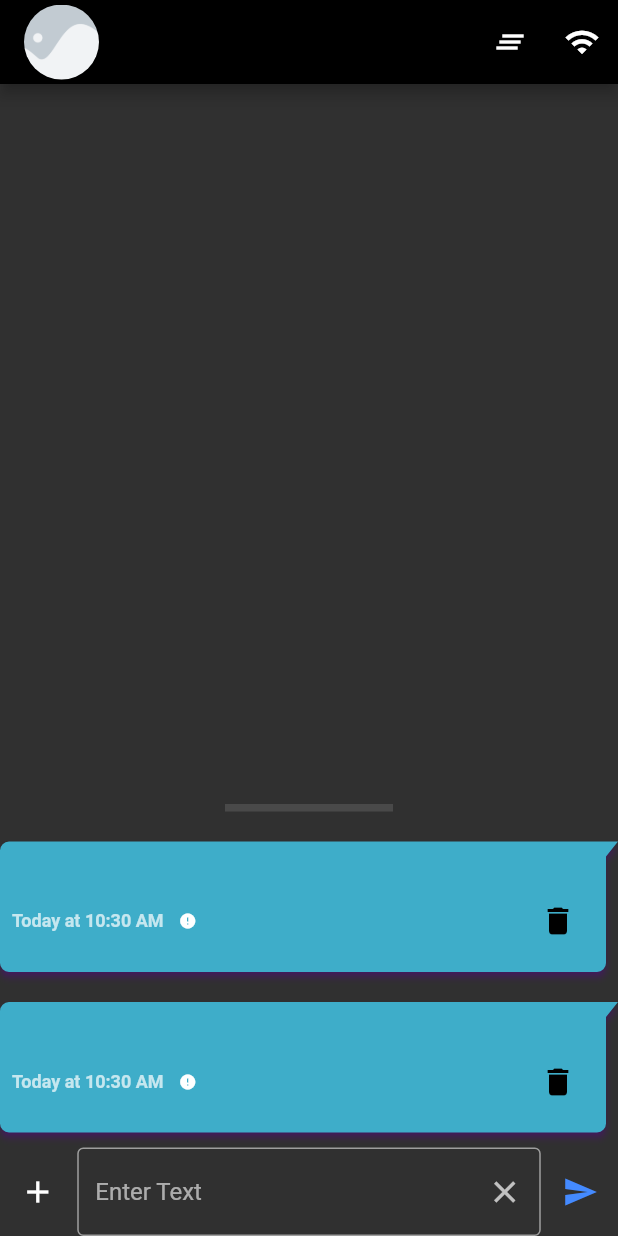
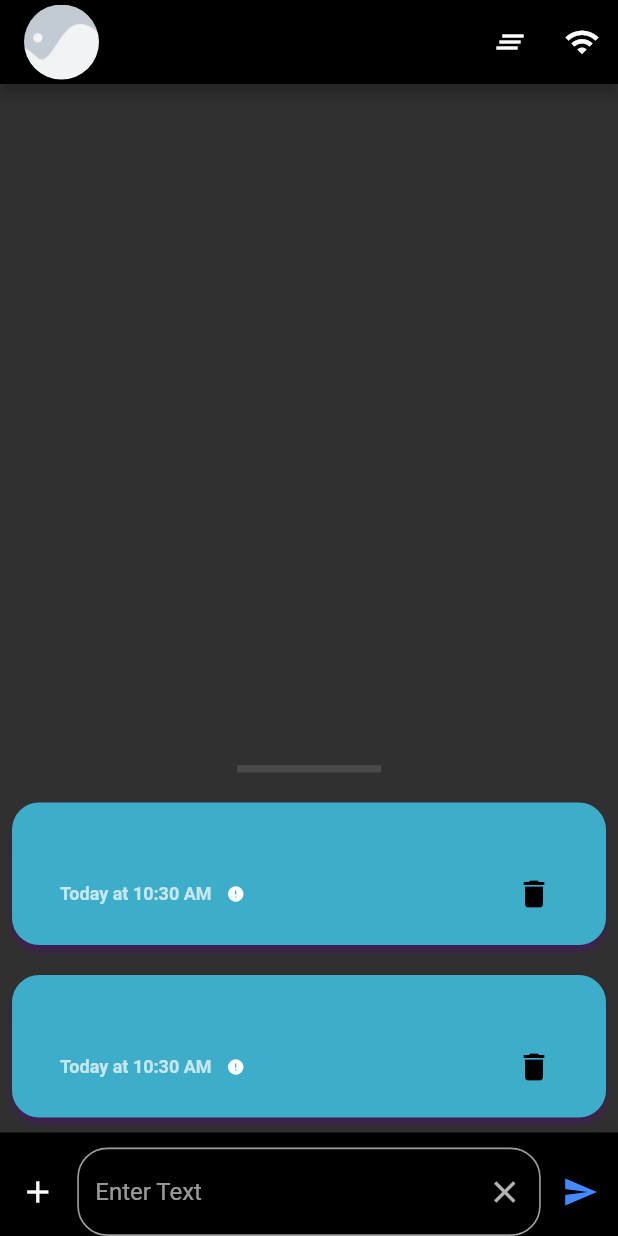
Before and after one commit to Ali-10011/Project-Note-Frontend, a Flutter app: the screen it shows after launch, item 3 of the bottom bar chosen, after a tap on the "send" icon, on a phone screen of 412 x 824 dp. Run offline on Flutter 3.47's test engine with Material 2 defaults, Android fonts, the phone set to English and light mode, and no system bars; drawn by our look-alikes of bubble; our stand-ins replace cached_network_image, camera, connectivity_plus, file_picker, firebase_core, firebase_storage and 1 more; missing offline and left inert: cached_video_player; accounts and stored records are empty.

Commit message:
Rounded the UI elements and adjusted padding

```diff
--- a/project_note/lib/globals/globals.dart
+++ b/project_note/lib/globals/globals.dart
@@ -23,8 +23,8 @@ const styleMe = BubbleStyle(
   margin: BubbleEdges.only(top: 10, bottom: 10),
   shadowColor: Color.fromARGB(255, 137, 9, 223),
   elevation: 2,
+  radius: Radius.circular(18.0),
   alignment: Alignment.topRight,
-  nip: BubbleNip.rightTop,
   color: Color.fromARGB(255, 62, 173, 201),
 );
 
--- a/project_note/lib/providers/message_provider.dart
+++ b/project_note/lib/providers/message_provider.dart
@@ -112,8 +112,6 @@ class MessageProvider with ChangeNotifier {
       Uri.parse("$apiUrl/$messageID"),
       headers: {'Content-Type': 'application/json; charset=UTF-8'},
     );
-    print(response.body);
-
     switch (response.statusCode) {
       case 200:
         {
--- a/project_note/lib/views/home_loader.dart
+++ b/project_note/lib/views/home_loader.dart
@@ -135,7 +135,7 @@ class _LoadingStateState extends State<LoadingState> {
                             mainAxisAlignment: MainAxisAlignment.center,
                             children: const [
                               CircularProgressIndicator(),
-                              Text("Loading your Messages....")
+                              Text("Setting you up.....")
                             ],
                           ),
                         );
--- a/project_note/lib/views/home_page.dart
+++ b/project_note/lib/views/home_page.dart
@@ -82,15 +82,14 @@ class _HomeState extends State<Home> {
   @override
   Widget build(BuildContext context) {
     _messageslist = context.watch<MessageProvider>().messages;
-    return Scaffold(
+    return SafeArea(
+      child: Scaffold(
         appBar: AppBar(
           title: InkWell(
-          onTap: ()
-          {
+            onTap: () {
               Navigator.push(
                 context,
-          MaterialPageRoute(
-            builder: (context) => const ProfileHero()),
+                MaterialPageRoute(builder: (context) => const ProfileHero()),
               );
             },
             child: Hero(
@@ -144,6 +143,7 @@ class _HomeState extends State<Home> {
         body: CustomScrollView(controller: controller, reverse: true, slivers: [
           SliverToBoxAdapter(
             child: Container(
+              padding: const EdgeInsets.only(left: 8.0, right: 8.0),
               child: (_messageslist.isEmpty)
                   ? const Center(child: Text('Start Typing.... '))
                   : ListView.builder(
@@ -205,6 +205,7 @@ class _HomeState extends State<Home> {
           ),
         ]),
         bottomNavigationBar: const BottomBar(),
+      ),
     );
   }
 }
--- a/project_note/lib/widgets/bottom_bar.dart
+++ b/project_note/lib/widgets/bottom_bar.dart
@@ -73,8 +73,7 @@ class _BottomBarState extends State<BottomBar> {
               MaterialPageRoute(
                 builder: (context) => TakePictureScreen(camera: firstCamera),
               ));
-        }
-        else if (text == "Video") {
+        } else if (text == "Video") {
           try {
             Provider.of<MessageProvider>(context, listen: false).sendVideo();
           } on Exception catch (e) {
@@ -122,6 +121,11 @@ class _BottomBarState extends State<BottomBar> {
     return Padding(
       padding:
           EdgeInsets.only(bottom: MediaQuery.of(context).viewInsets.bottom),
+      child: Material(
+        elevation: 20,
+        child: Container(
+          padding: const EdgeInsets.only(top: 10),
+          color: Colors.black,
           child: Row(
             mainAxisAlignment: MainAxisAlignment.spaceAround,
             children: [
@@ -138,7 +142,7 @@ class _BottomBarState extends State<BottomBar> {
                     color: Colors.white,
                   )),
               SizedBox(
-              width: MediaQuery.of(context).size.width * 0.75,
+                width: screenWidth * 0.75,
                 child: TextField(
                   controller: _messagecontroller,
                   maxLines: 3,
@@ -151,8 +155,10 @@ class _BottomBarState extends State<BottomBar> {
                       },
                       icon: const Icon(Icons.clear),
                     ),
-                  enabledBorder: const OutlineInputBorder(
-                    borderSide: BorderSide(
+                    enabledBorder: OutlineInputBorder(
+                      borderRadius: BorderRadius.circular(20),
+                      borderSide: const BorderSide(
+                        width: 1.1,
                         color: Colors.grey,
                       ),
                     ),
@@ -162,12 +168,17 @@ class _BottomBarState extends State<BottomBar> {
                 ),
               ),
               IconButton(
-                onPressed: sendMessage,
+                  onPressed: () {
+                    sendMessage();
+                  },
                   icon: const Icon(
                     Icons.send,
                     color: Colors.blueAccent,
                   ))
             ],
-        ));
+          ),
+        ),
+      ),
+    );
   }
 }
--- a/project_note/lib/widgets/message_tile.dart
+++ b/project_note/lib/widgets/message_tile.dart
@@ -10,21 +10,26 @@ Widget messageTile(Message messageEntry, BuildContext context) {
 
   return Bubble(
     style: styleMe,
+    child: Padding(
+      padding:
+          const EdgeInsets.only(left: 8.0, right: 0.0, bottom: 0.0, top: 8.0),
       child: ListTile(
-      contentPadding: const EdgeInsets.only(left: 0.0, right: 0.0),
         title: Text(messageEntry.message),
-      subtitle:
-          Row(mainAxisAlignment: MainAxisAlignment.spaceBetween, children: <
-              Widget>[
+        subtitle: Row(
+            mainAxisAlignment: MainAxisAlignment.spaceBetween,
+            children: <Widget>[
               Row(
                 children: [
                   Text(
                     clockString,
-              style: const TextStyle(fontWeight: FontWeight.bold, fontSize: 12),
+                    style: const TextStyle(
+                        fontWeight: FontWeight.bold, fontSize: 12),
                   ),
                   const SizedBox(width: 10),
                   Icon(
-                (messageEntry.isUploaded == 'true') ? Icons.check : Icons.error,
+                      (messageEntry.isUploaded == 'true')
+                          ? Icons.check
+                          : Icons.error,
                       size: 12),
                 ],
               ),
@@ -39,5 +44,6 @@ Widget messageTile(Message messageEntry, BuildContext context) {
               )
             ]),
       ),
+    ),
   );
 }
```
Also changed, not shown: project_note/lib/animations/image_hero.dart (+3 -4 lines), project_note/lib/widgets/image_tile.dart (+7 -8 lines), project_note/lib/widgets/video_tile.dart (+11 -8 lines). Lines whose indentation alone changed are shown as unchanged.
